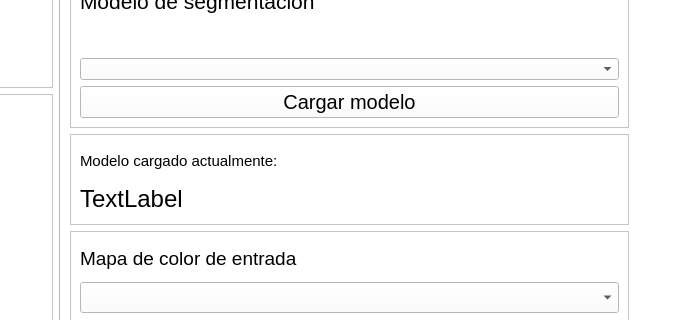
Above: form.ui from UN-GCPDS/FEET-GUI before the change; both pictures show x 136 to 835 and y 183 to 503 of the 1235 by 839 pixel window. Below: the same form after it.
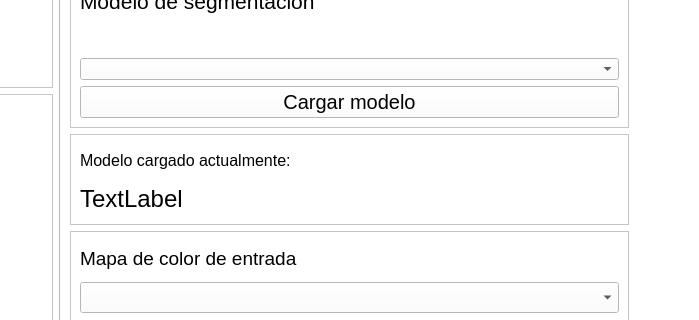
That is the form after the change. The open tabs and pages were chosen to show the change. Icons and pictures are not drawn.

Commit message: Changed font sizes

Diff of the .ui file:
```diff
--- a/form.ui
+++ b/form.ui
@@ -3404,7 +3404,7 @@
               <widget class="QLabel" name="label">
                <property name="font">
                 <font>
-                 <pointsize>11</pointsize>
+                 <pointsize>12</pointsize>
                 </font>
                </property>
                <property name="text">
```
Left out of the diff: 2 changed lines with no effect on the pictures.
